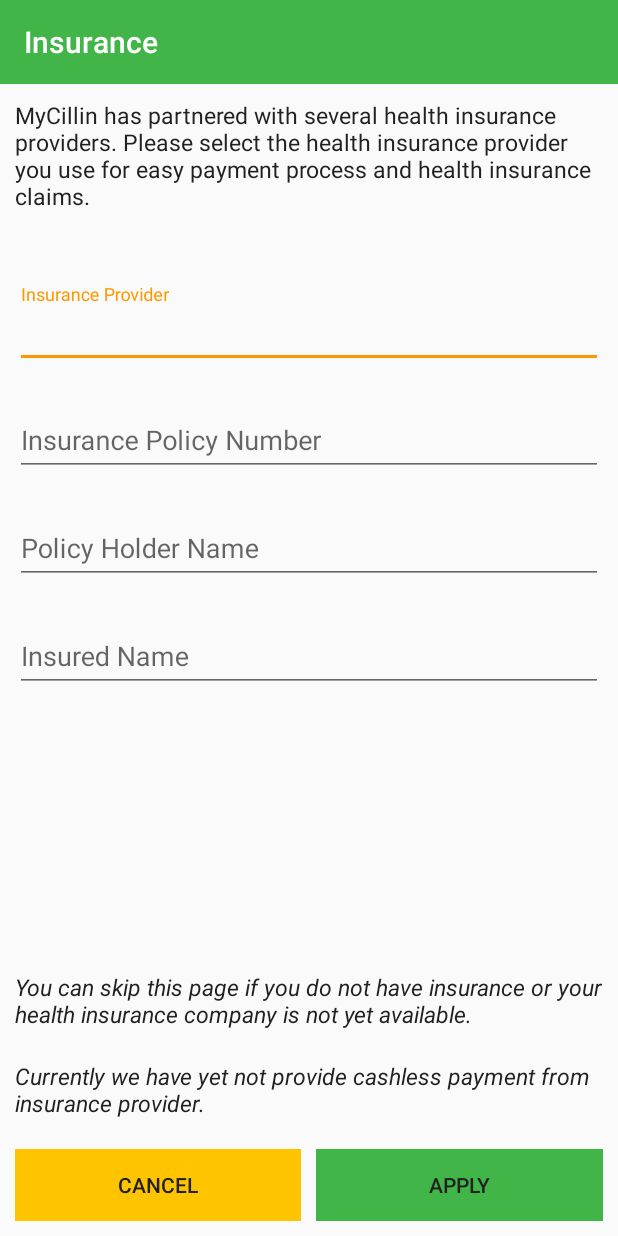
After one commit to mrbagaskoro/android-mycillin-user, an Android app: the InsuranceActivity screen opened directly, with no data from a screen before it, on a phone screen of 412 x 824 dp. The commit adds this screen. Run offline under Robolectric (Android 15) with nearby library versions, the phone set to English and light mode, and no system bars; our stand-ins replace ButterKnife.

Commit message:
Add Insurance Activity Design

```diff
--- a/app/src/main/java/com/mycillin/user/activity/account/AccountDetailActivity.java
+++ b/app/src/main/java/com/mycillin/user/activity/account/AccountDetailActivity.java
@@ -16,6 +16,9 @@ import butterknife.ButterKnife;
 
 public class AccountDetailActivity extends AppCompatActivity {
 
+    @BindView(R.id.accountDetailActivity_toolbar)
+    Toolbar toolbar;
+
     @BindView(R.id.accountDetailActivity_ib_addInsurance)
     ImageButton addInsuranceBtn;
     @BindView(R.id.accountDetailActivity_ib_addPayment)
@@ -27,9 +30,16 @@ public class AccountDetailActivity extends AppCompatActivity {
         setContentView(R.layout.activity_account_detail);
         ButterKnife.bind(this);
 
-        Toolbar toolbar = (Toolbar) findViewById(R.id.accountDetailActivity_toolbar);
         setSupportActionBar(toolbar);
         getSupportActionBar().setTitle(R.string.accountDetailActivity_title);
+
+        addInsuranceBtn.setOnClickListener(new View.OnClickListener() {
+            @Override
+            public void onClick(View view) {
+                Intent intent = new Intent(AccountDetailActivity.this, InsuranceActivity.class);
+                startActivity(intent);
+            }
+        });
     }
 
     @Override
--- /dev/null
+++ b/app/src/main/java/com/mycillin/user/activity/account/InsuranceActivity.java
@@ -0,0 +1,26 @@
+package com.mycillin.user.activity.account;
+
+import android.support.v7.app.AppCompatActivity;
+import android.os.Bundle;
+import android.support.v7.widget.Toolbar;
+
+import com.mycillin.user.R;
+
+import butterknife.BindView;
+import butterknife.ButterKnife;
+
+public class InsuranceActivity extends AppCompatActivity {
+
+    @BindView(R.id.insuranceActivity_toolbar)
+    Toolbar toolbar;
+
+    @Override
+    protected void onCreate(Bundle savedInstanceState) {
+        super.onCreate(savedInstanceState);
+        setContentView(R.layout.activity_insurance);
+        ButterKnife.bind(this);
+
+        setSupportActionBar(toolbar);
+        getSupportActionBar().setTitle(R.string.insuranceActivity_title);
+    }
+}
--- a/app/src/main/res/layout/activity_account_detail.xml
+++ b/app/src/main/res/layout/activity_account_detail.xml
@@ -70,8 +70,7 @@
                 android:layout_width="match_parent"
                 android:layout_height="wrap_content"
                 android:layout_marginBottom="@dimen/spacing_small"
-                android:layout_marginTop="@dimen/spacing_small"
-                app:passwordToggleEnabled="true" >
+                android:layout_marginTop="@dimen/spacing_small" >
 
                 <EditText
                     android:id="@+id/accountDetailActivity_et_fullName"
@@ -85,8 +84,7 @@
                 android:layout_width="match_parent"
                 android:layout_height="wrap_content"
                 android:layout_marginBottom="@dimen/spacing_small"
-                android:layout_marginTop="@dimen/spacing_small"
-                app:passwordToggleEnabled="true" >
+                android:layout_marginTop="@dimen/spacing_small" >
 
                 <EditText
                     android:id="@+id/accountDetailActivity_et_address"
@@ -100,8 +98,7 @@
                 android:layout_width="match_parent"
                 android:layout_height="wrap_content"
                 android:layout_marginBottom="@dimen/spacing_small"
-                android:layout_marginTop="@dimen/spacing_small"
-                app:passwordToggleEnabled="true" >
+                android:layout_marginTop="@dimen/spacing_small" >
 
                 <EditText
                     android:id="@+id/accountDetailActivity_et_phone"
@@ -146,8 +143,7 @@
                 android:layout_width="match_parent"
                 android:layout_height="wrap_content"
                 android:layout_marginBottom="@dimen/spacing_small"
-                android:layout_marginTop="@dimen/spacing_small"
-                app:passwordToggleEnabled="true" >
+                android:layout_marginTop="@dimen/spacing_small" >
 
                 <EditText
                     android:id="@+id/accountDetailActivity_et_dob"
@@ -168,7 +164,6 @@
                     android:layout_height="wrap_content"
                     android:layout_marginBottom="@dimen/spacing_small"
                     android:layout_marginTop="@dimen/spacing_small"
-                    app:passwordToggleEnabled="true"
                     android:layout_weight="1">
 
                     <EditText
@@ -184,7 +179,6 @@
                     android:layout_height="wrap_content"
                     android:layout_marginBottom="@dimen/spacing_small"
                     android:layout_marginTop="@dimen/spacing_small"
-                    app:passwordToggleEnabled="true"
                     android:layout_weight="1">
 
                     <EditText
@@ -201,8 +195,7 @@
                 android:layout_width="match_parent"
                 android:layout_height="wrap_content"
                 android:layout_marginBottom="@dimen/spacing_small"
-                android:layout_marginTop="@dimen/spacing_small"
-                app:passwordToggleEnabled="true" >
+                android:layout_marginTop="@dimen/spacing_small" >
 
                 <EditText
                     android:id="@+id/accountDetailActivity_et_bloodType"
--- /dev/null
+++ b/app/src/main/res/layout/activity_insurance.xml
@@ -0,0 +1,179 @@
+<?xml version="1.0" encoding="utf-8"?>
+<RelativeLayout xmlns:android="http://schemas.android.com/apk/res/android"
+    xmlns:tools="http://schemas.android.com/tools"
+    xmlns:app="http://schemas.android.com/apk/res-auto"
+    android:layout_width="match_parent"
+    android:layout_height="match_parent"
+    android:orientation="vertical"
+    tools:context="com.mycillin.user.activity.account.InsuranceActivity">
+
+    <android.support.v7.widget.Toolbar
+        xmlns:android="http://schemas.android.com/apk/res/android"
+        xmlns:app="http://schemas.android.com/apk/res-auto"
+        android:id="@+id/insuranceActivity_toolbar"
+        android:layout_width="match_parent"
+        android:layout_height="wrap_content"
+        android:background="?attr/colorPrimary"
+        android:minHeight="?attr/actionBarSize"
+        android:theme="@style/ThemeOverlay.AppCompat.Dark"
+        app:popupTheme="@style/ThemeOverlay.AppCompat.Light"
+        app:titleTextColor="@android:color/white" />
+
+    <LinearLayout
+        android:id="@+id/insuranceActivity_ll_headerContainer"
+        android:layout_below="@id/insuranceActivity_toolbar"
+        android:layout_width="match_parent"
+        android:layout_height="wrap_content"
+        android:layout_marginStart="10dp"
+        android:layout_marginEnd="10dp"
+        android:layout_marginBottom="20dp"
+        android:orientation="horizontal" >
+
+        <TextView
+            android:id="@+id/insuranceActivity_tv_infoDesc"
+            android:layout_width="match_parent"
+            android:layout_height="match_parent"
+            android:layout_marginTop="10dp"
+            android:layout_marginBottom="10dp"
+            android:gravity="center_vertical"
+            android:textColor="@color/primary_text"
+            android:textSize="15sp"
+            android:text="@string/insuranceActivity_infoDesc" />
+
+    </LinearLayout>
+
+    <ScrollView
+        android:id="@+id/insuranceActivity_ll_bodyContainer"
+        android:layout_below="@id/insuranceActivity_ll_headerContainer"
+        android:layout_above="@+id/insuranceActivity_ll_footerContainer"
+        android:layout_width="match_parent"
+        android:layout_height="match_parent" >
+
+        <LinearLayout
+            android:layout_width="match_parent"
+            android:layout_height="wrap_content"
+            android:layout_margin="10dp"
+            android:orientation="vertical" >
+
+            <android.support.design.widget.TextInputLayout
+                android:layout_width="match_parent"
+                android:layout_height="wrap_content"
+                android:layout_marginBottom="@dimen/spacing_small"
+                android:layout_marginTop="@dimen/spacing_small" >
+
+                <EditText
+                    android:id="@+id/insuranceActivity_et_insuranceProvider"
+                    android:layout_width="match_parent"
+                    android:layout_height="wrap_content"
+                    android:hint="@string/insuranceActivity_insuranceProviderDesc"
+                    android:inputType="text" />
+            </android.support.design.widget.TextInputLayout>
+
+            <android.support.design.widget.TextInputLayout
+                android:layout_width="match_parent"
+                android:layout_height="wrap_content"
+                android:layout_marginBottom="@dimen/spacing_small"
+                android:layout_marginTop="@dimen/spacing_small" >
+
+                <EditText
+                    android:id="@+id/insuranceActivity_et_insurancePolicyNumber"
+                    android:layout_width="match_parent"
+                    android:layout_height="wrap_content"
+                    android:hint="@string/insuranceActivity_insurancePolicyNumberDesc"
+                    android:inputType="text" />
+            </android.support.design.widget.TextInputLayout>
+
+            <android.support.design.widget.TextInputLayout
+                android:layout_width="match_parent"
+                android:layout_height="wrap_content"
+                android:layout_marginBottom="@dimen/spacing_small"
+                android:layout_marginTop="@dimen/spacing_small" >
+
+                <EditText
+                    android:id="@+id/insuranceActivity_et_policyHolderName"
+                    android:layout_width="match_parent"
+                    android:layout_height="wrap_content"
+                    android:hint="@string/insuranceActivity_policyHolderNameDesc"
+                    android:inputType="text" />
+            </android.support.design.widget.TextInputLayout>
+
+            <android.support.design.widget.TextInputLayout
+                android:layout_width="match_parent"
+                android:layout_height="wrap_content"
+                android:layout_marginBottom="@dimen/spacing_small"
+                android:layout_marginTop="@dimen/spacing_small" >
+
+                <EditText
+                    android:id="@+id/insuranceActivity_et_insuredName"
+                    android:layout_width="match_parent"
+                    android:layout_height="wrap_content"
+                    android:hint="@string/insuranceActivity_insurancedNameDesc"
+                    android:inputType="text" />
+            </android.support.design.widget.TextInputLayout>
+
+        </LinearLayout>
+
+    </ScrollView>
+
+    <LinearLayout
+        android:id="@+id/insuranceActivity_ll_footerContainer"
+        android:layout_width="wrap_content"
+        android:layout_height="wrap_content"
+        android:layout_alignParentBottom="true"
+        android:layout_marginStart="10dp"
+        android:layout_marginEnd="10dp"
+        android:orientation="vertical"
+        android:gravity="bottom">
+
+        <TextView
+            android:id="@+id/insuranceActivity_tv_footerInfoOneDesc"
+            android:layout_width="wrap_content"
+            android:layout_height="wrap_content"
+            android:gravity="center_vertical"
+            android:textColor="@color/primary_text"
+            android:textSize="15sp"
+            android:textStyle="italic"
+            android:text="@string/insuranceActivity_footerInfoOneDesc" />
+
+        <TextView
+            android:id="@+id/insuranceActivity_tv_footerInfoTwoDesc"
+            android:layout_width="wrap_content"
+            android:layout_height="wrap_content"
+            android:layout_marginTop="20dp"
+            android:gravity="center_vertical"
+            android:textColor="@color/primary_text"
+            android:textSize="15sp"
+            android:textStyle="italic"
+            android:text="@string/insuranceActivity_footerInfoTwoDesc" />
+
+        <LinearLayout
+            android:layout_width="fill_parent"
+            android:layout_height="wrap_content"
+            android:paddingTop="20dp"
+            android:paddingBottom="10dp"
+            android:orientation="horizontal" >
+
+            <Button
+                android:id="@+id/insuranceActivity_bt_cancelBtn"
+                android:layout_width="0dp"
+                android:layout_height="wrap_content"
+                android:layout_weight="1"
+                android:layout_marginEnd="10dp"
+                android:background="@drawable/button_no_rad_accent"
+                android:textColor="@color/primary_text"
+                android:text="@string/filterBookDoctorDIalog_cancelBtn" />
+
+            <Button
+                android:id="@+id/insuranceActivity_bt_applyBtn"
+                android:layout_width="0dp"
+                android:layout_height="wrap_content"
+                android:layout_weight="1"
+                android:background="@drawable/button_no_rad_primary"
+                android:textColor="@color/primary_text"
+                android:text="@string/filterBookDoctorDIalog_applyBtn"/>
+
+        </LinearLayout>
+
+    </LinearLayout>
+
+</RelativeLayout>
--- a/app/src/main/res/values/strings.xml
+++ b/app/src/main/res/values/strings.xml
@@ -111,5 +111,13 @@
     <string name="accountDetailActivity_isAgreeDesc">I agree to the terms and conditions and agree to provide personal information to MyCillin.</string>
     <string name="menu_save">Save</string>
     <string name="accountDetailActivity_title">Account Detail</string>
+    <string name="insuranceActivity_title">Insurance</string>
+    <string name="insuranceActivity_infoDesc">MyCillin has partnered with several health insurance providers. Please select the health insurance provider you use for easy payment process and health insurance claims.</string>
+    <string name="insuranceActivity_insuranceProviderDesc">Insurance Provider</string>
+    <string name="insuranceActivity_insurancePolicyNumberDesc">Insurance Policy Number</string>
+    <string name="insuranceActivity_policyHolderNameDesc">Policy Holder Name</string>
+    <string name="insuranceActivity_insurancedNameDesc">Insured Name</string>
+    <string name="insuranceActivity_footerInfoOneDesc">You can skip this page if you do not have insurance or your health insurance company is not yet available.</string>
+    <string name="insuranceActivity_footerInfoTwoDesc">Currently we have yet not provide cashless payment from insurance provider.</string>
 
 </resources>
```
